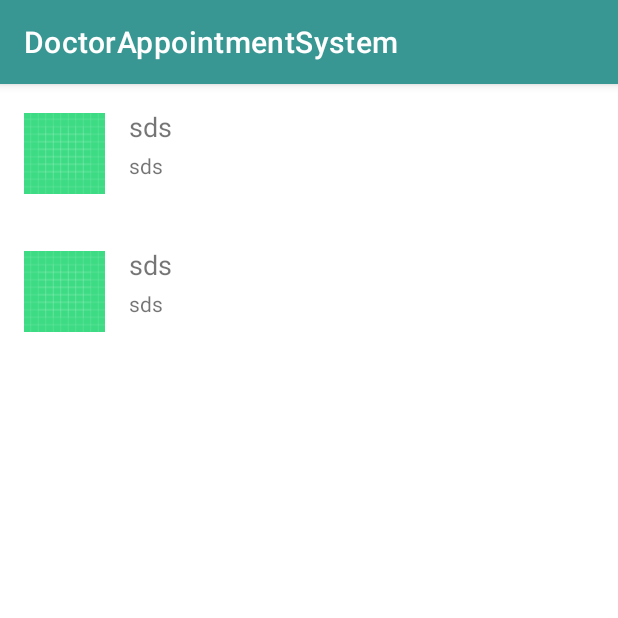
After one commit to envercelik/DoctorAppointmentSystem, an Android app: the fragment DoctorListFragment shown on its own in the app's theme, on a phone screen of 412 x 824 dp, the top half of it. The commit adds this screen. Run offline under Robolectric (Android 15) with nearby library versions, the phone set to English and light mode, and no system bars; our stand-ins replace data binding.

Commit message:
create doctor list ui

```diff
--- /dev/null
+++ b/app/src/main/java/com/envercelik/doctorappointmentsystem/ui/doctorlist/DoctorListAdapter.kt
@@ -0,0 +1,44 @@
+package com.envercelik.doctorappointmentsystem.ui.doctorlist
+
+import android.view.LayoutInflater
+import android.view.ViewGroup
+import androidx.recyclerview.widget.DiffUtil
+import androidx.recyclerview.widget.ListAdapter
+import androidx.recyclerview.widget.RecyclerView
+import com.envercelik.doctorappointmentsystem.databinding.ItemDoctorBinding
+import com.envercelik.doctorappointmentsystem.ui.model.Doctor
+
+
+class DoctorListAdapter : ListAdapter<Doctor, DoctorListAdapter.DoctorHolder>(DiffCallback()) {
+
+    override fun onCreateViewHolder(parent: ViewGroup, viewType: Int): DoctorHolder {
+        val binding = ItemDoctorBinding.inflate(
+            LayoutInflater.from(parent.context),
+            parent,
+            false
+        )
+        return DoctorHolder(binding)
+    }
+
+    override fun onBindViewHolder(holder: DoctorHolder, position: Int) =
+        holder.bind(getItem(position))
+
+    class DoctorHolder(private val binding: ItemDoctorBinding) :
+        RecyclerView.ViewHolder(binding.root) {
+
+        fun bind(item: Doctor) {
+            binding.doctor = item
+            binding.executePendingBindings()
+        }
+    }
+
+    private class DiffCallback : DiffUtil.ItemCallback<Doctor>() {
+
+        override fun areItemsTheSame(oldItem: Doctor, newItem: Doctor) =
+            oldItem.uid == newItem.uid
+
+
+        override fun areContentsTheSame(oldItem: Doctor, newItem: Doctor) =
+            oldItem == newItem
+    }
+}
--- /dev/null
+++ b/app/src/main/java/com/envercelik/doctorappointmentsystem/ui/doctorlist/DoctorListFragment.kt
@@ -0,0 +1,45 @@
+package com.envercelik.doctorappointmentsystem.ui.doctorlist
+
+import android.os.Bundle
+import android.view.LayoutInflater
+import android.view.View
+import android.view.ViewGroup
+import androidx.fragment.app.Fragment
+import androidx.recyclerview.widget.LinearLayoutManager
+import com.envercelik.doctorappointmentsystem.databinding.FragmentDoctorListBinding
+import com.envercelik.doctorappointmentsystem.ui.model.Doctor
+
+class DoctorListFragment : Fragment() {
+    private var _binding: FragmentDoctorListBinding? = null
+    private val binding get() = _binding!!
+
+
+    override fun onCreateView(
+        inflater: LayoutInflater, container: ViewGroup?,
+        savedInstanceState: Bundle?
+    ): View {
+        _binding = FragmentDoctorListBinding.inflate(inflater, container, false)
+
+        return binding.root
+    }
+
+    override fun onViewCreated(view: View, savedInstanceState: Bundle?) {
+        super.onViewCreated(view, savedInstanceState)
+        val adapter = DoctorListAdapter()
+        val layoutManager =
+            LinearLayoutManager(requireContext(), LinearLayoutManager.VERTICAL, false)
+
+        binding.recyclerViewDoctors.adapter = adapter
+        binding.recyclerViewDoctors.layoutManager = layoutManager
+
+        val doctor1 = Doctor("sds", "sdsd", "sdsd", "sdsd", "sdsd", "sds", "sd")
+        val doctor2 = Doctor("sds", "sdsd", "sdsd", "sdsd", "sdsd", "sds", "sd")
+
+        adapter.submitList(mutableListOf(doctor1, doctor2))
+    }
+
+    override fun onDestroy() {
+        super.onDestroy()
+        _binding = null
+    }
+}
--- a/app/src/main/java/com/envercelik/doctorappointmentsystem/ui/model/Doctor.kt
+++ b/app/src/main/java/com/envercelik/doctorappointmentsystem/ui/model/Doctor.kt
@@ -8,4 +8,6 @@ data class Doctor(
     val hospital: String,
     val clinic: String,
     val address: String,
-) : User()
+) : User() {
+    val uid = nameSurname + gender
+}
--- /dev/null
+++ b/app/src/main/res/layout/fragment_doctor_list.xml
@@ -0,0 +1,12 @@
+<?xml version="1.0" encoding="utf-8"?>
+<layout xmlns:android="http://schemas.android.com/apk/res/android">
+
+    <data>
+
+    </data>
+
+    <androidx.recyclerview.widget.RecyclerView
+        android:id="@+id/recyclerViewDoctors"
+        android:layout_width="match_parent"
+        android:layout_height="match_parent" />
+</layout>
--- /dev/null
+++ b/app/src/main/res/layout/item_doctor.xml
@@ -0,0 +1,51 @@
+<?xml version="1.0" encoding="utf-8"?>
+<layout xmlns:android="http://schemas.android.com/apk/res/android"
+    xmlns:app="http://schemas.android.com/apk/res-auto"
+    xmlns:tools="http://schemas.android.com/tools">
+
+    <data>
+
+        <variable
+            name="doctor"
+            type="com.envercelik.doctorappointmentsystem.ui.model.Doctor" />
+
+    </data>
+
+
+    <androidx.constraintlayout.widget.ConstraintLayout
+        android:layout_width="match_parent"
+        android:layout_height="wrap_content"
+        android:padding="16dp">
+
+        <androidx.appcompat.widget.AppCompatImageView
+            android:id="@+id/imageViewDoctor"
+            android:layout_width="54dp"
+            android:layout_height="60dp"
+            app:layout_constraintBottom_toBottomOf="parent"
+            app:layout_constraintLeft_toLeftOf="parent"
+            app:layout_constraintTop_toTopOf="parent"
+            app:srcCompat="@drawable/ic_launcher_background" />
+
+        <TextView
+            android:id="@+id/textViewDoctorName"
+            android:layout_width="wrap_content"
+            android:layout_height="wrap_content"
+            android:layout_marginStart="16dp"
+            android:text="@={doctor.nameSurname}"
+            android:textSize="18sp"
+            app:layout_constraintLeft_toRightOf="@id/imageViewDoctor"
+            app:layout_constraintTop_toTopOf="@id/imageViewDoctor"
+            tools:text="Enver Çelik" />
+
+        <TextView
+            android:id="@+id/textViewClinic"
+            android:layout_width="0dp"
+            android:layout_height="wrap_content"
+            android:layout_marginStart="16dp"
+            android:layout_marginTop="4dp"
+            android:text="@{doctor.clinic}"
+            app:layout_constraintStart_toEndOf="@+id/imageViewDoctor"
+            app:layout_constraintTop_toBottomOf="@id/textViewDoctorName"
+            tools:text="what can i do sometimes" />
+    </androidx.constraintlayout.widget.ConstraintLayout>
+</layout>
```
